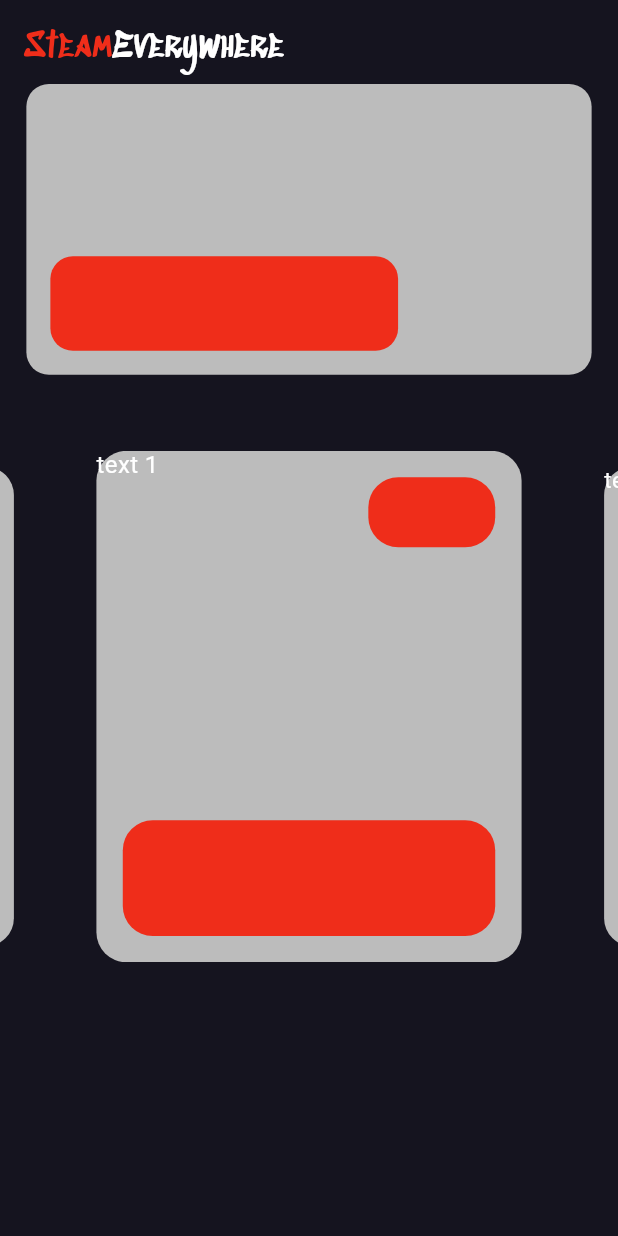
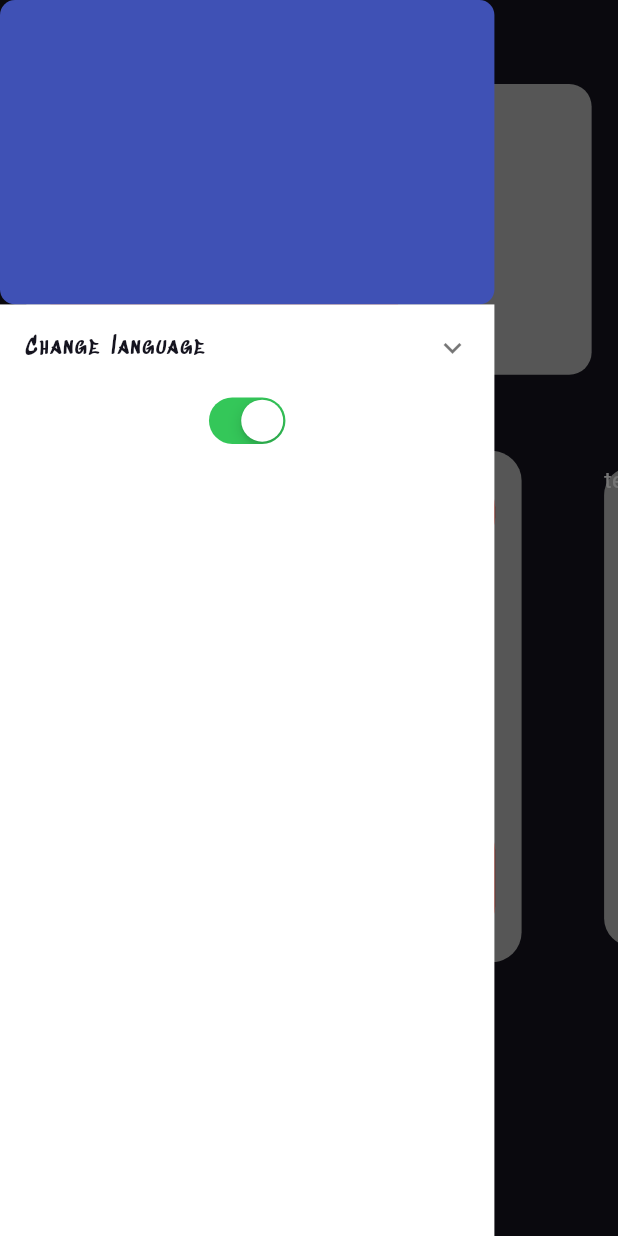
Before and after one commit to Arabjonoff/moviestudio, a Flutter app: the screen it shows after launch, with the side drawer open (before the commit the screen has no drawer), on a phone screen of 412 x 824 dp. Run offline on Flutter 3.47's test engine with Material 2 defaults, Android fonts, the phone set to English and light mode, and no system bars; drawn by our look-alikes of carousel_slider; our stand-ins replace easy_localization, flutter_screenutil.

Commit message:
home screen

```diff
--- /dev/null
+++ b/assets/language/en.json
@@ -0,0 +1,8 @@
+
+{
+  "home": {
+    "homeBanner": "Everywhere",
+    "homeBanner1": "Stream",
+    "language": "Change language"
+  }
+}
--- /dev/null
+++ b/assets/language/ru.json
@@ -0,0 +1,8 @@
+
+{
+  "home": {
+    "homeBanner": "повсюду",
+    "homeBanner1": "Трансляция",
+    "language": "Изменить язык"
+  }
+}
--- a/lib/main.dart
+++ b/lib/main.dart
@@ -1,12 +1,20 @@
+import 'package:easy_localization/easy_localization.dart';
 import 'package:flutter/material.dart';
 import 'package:flutter_screenutil/flutter_screenutil.dart';
-import 'package:moviestudio/src/theme/app_colors.dart';
-import 'package:moviestudio/src/theme/app_style.dart';
 import 'package:moviestudio/src/ui/main/home/home_screen.dart';
-import 'package:moviestudio/src/widget/banner_widget.dart';
 
-void main() {
-  runApp(const MyApp());
+void main() async{
+  WidgetsFlutterBinding.ensureInitialized();
+  await EasyLocalization.ensureInitialized();
+  runApp(
+    EasyLocalization(
+        supportedLocales: [
+          Locale('en',), Locale('ru',),Locale('uz',),
+        ],
+        path: 'assets/language/',
+        saveLocale: true,
+        child: MyApp()),
+  );
 }
 
 class MyApp extends StatelessWidget {
@@ -20,8 +28,11 @@ class MyApp extends StatelessWidget {
         minTextAdapt: true,
         splitScreenMode: true,
         // Use builder only if you need to use library outside ScreenUtilInit context
-      builder: (_ , child) {
+        builder: (_, child) {
           return MaterialApp(
+            localizationsDelegates: context.localizationDelegates,
+            supportedLocales: context.supportedLocales,
+            locale: context.locale,
             debugShowCheckedModeBanner: false,
             title: 'First Method',
             // You can use the library anywhere in the app even in theme
@@ -32,7 +43,6 @@ class MyApp extends StatelessWidget {
             home: child,
           );
         },
-      child:  HomeScreen()
-    );
+        child: HomeScreen());
   }
 }
--- /dev/null
+++ b/lib/src/ui/drawer/drawer_screen.dart
@@ -0,0 +1,69 @@
+import 'package:easy_localization/easy_localization.dart';
+import 'package:flutter/cupertino.dart';
+import 'package:moviestudio/src/utils/file_import.dart';
+
+class DrawerScreen extends StatefulWidget {
+  const DrawerScreen({super.key});
+
+  @override
+  State<DrawerScreen> createState() => _DrawerScreenState();
+}
+
+class _DrawerScreenState extends State<DrawerScreen> {
+  @override
+  Widget build(BuildContext context) {
+    return Column(
+      children: [
+        Container(
+          width: 300.w,
+          height: 200.h,
+          decoration: BoxDecoration(
+            borderRadius: BorderRadius.circular(10),
+            color: Colors.indigo,
+          ),
+        ),
+        Expanded(
+            child: Container(
+          width: 300.w,
+          color: Colors.white,
+          child: Column(
+            children: [
+              ExpansionTile(
+                title: Text(
+                  'home.language'.tr(),
+                  style: AppStyle.bodyContent(AppColors.bg),
+                ),
+                children: [
+                  Wrap(
+                    children: [
+                      TextButton(
+                          onPressed: () {
+                            context.setLocale(Locale("uz"));
+                          },
+                          child: Text("UZ")),
+                      TextButton(
+                          onPressed: () {
+                            context.setLocale(Locale("ru"));
+                          },
+                          child: Text("RU")),
+                      TextButton(
+                          onPressed: () {
+                            context.setLocale(Locale("en"));
+                          },
+                          child: Text("ENG")),
+                    ],
+                  )
+                ],
+              ),
+              CupertinoSwitch(
+                  value: true,
+                  onChanged: (i) {
+
+                  })
+            ],
+          ),
+        ))
+      ],
+    );
+  }
+}
--- a/lib/src/ui/main/home/home_screen.dart
+++ b/lib/src/ui/main/home/home_screen.dart
@@ -1,4 +1,6 @@
 import 'package:carousel_slider/carousel_slider.dart';
+import 'package:easy_localization/easy_localization.dart';
+import 'package:moviestudio/src/ui/drawer/drawer_screen.dart';
 import 'package:moviestudio/src/utils/file_import.dart';
 import 'package:moviestudio/src/widget/carousel_widget.dart';
 
@@ -13,16 +15,17 @@ class _HomeScreenState extends State<HomeScreen> {
   @override
   Widget build(BuildContext context) {
     return Scaffold(
+      drawer: DrawerScreen(),
       backgroundColor: AppColors.bg,
       appBar: AppBar(
         elevation: 0,
         backgroundColor: AppColors.bg,
         title: RichText(
           text: TextSpan(
-              text: 'Steam',
+              text: 'home.homeBanner1'.tr(),
               children: <TextSpan>[
                 TextSpan(
-                    text: 'Everywhere', style: AppStyle.bodyH2(AppColors.text)),
+                    text: 'home.homeBanner'.tr(), style: AppStyle.bodyH2(AppColors.text)),
               ],
               style: AppStyle.bodyH2(AppColors.orange)),
         ),
--- a/pubspec.yaml
+++ b/pubspec.yaml
@@ -37,6 +37,7 @@ dependencies:
   cupertino_icons: ^1.0.2
   flutter_screenutil: ^5.9.0
   carousel_slider: ^4.2.1
+  easy_localization: ^3.0.3
 
 dev_dependencies:
   flutter_test:
```
Also changed, not shown: assets/language/uz.json (added, +11 -0 lines), pubspec.lock, 6 other files. Lines whose indentation alone changed are shown as unchanged.
